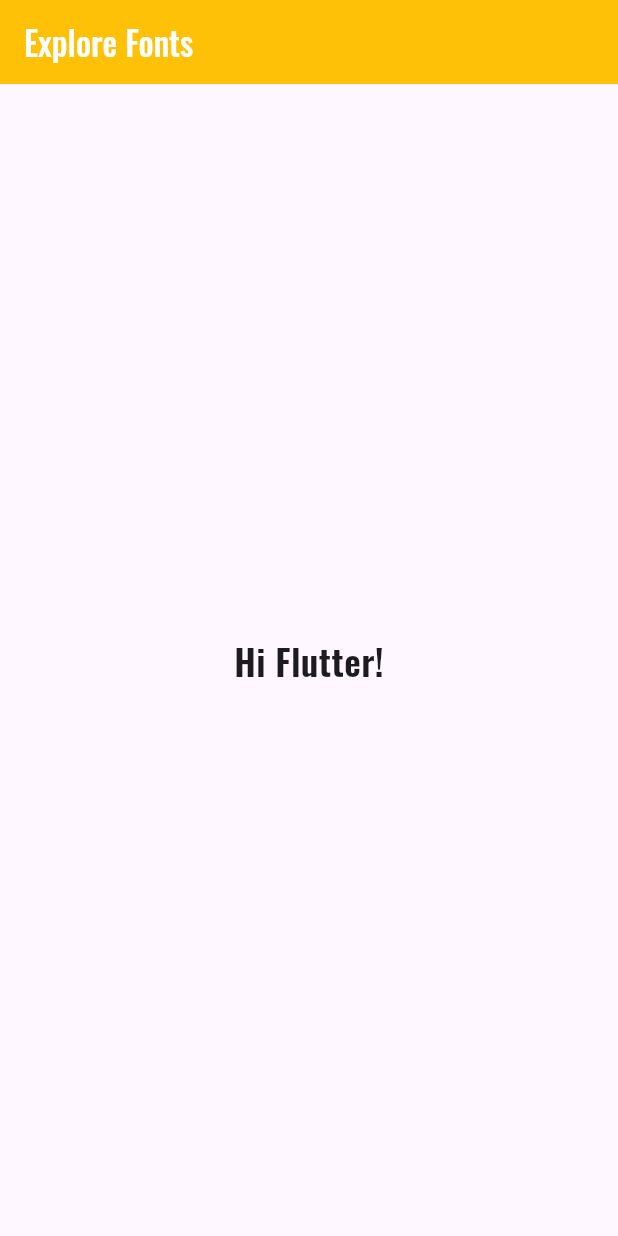
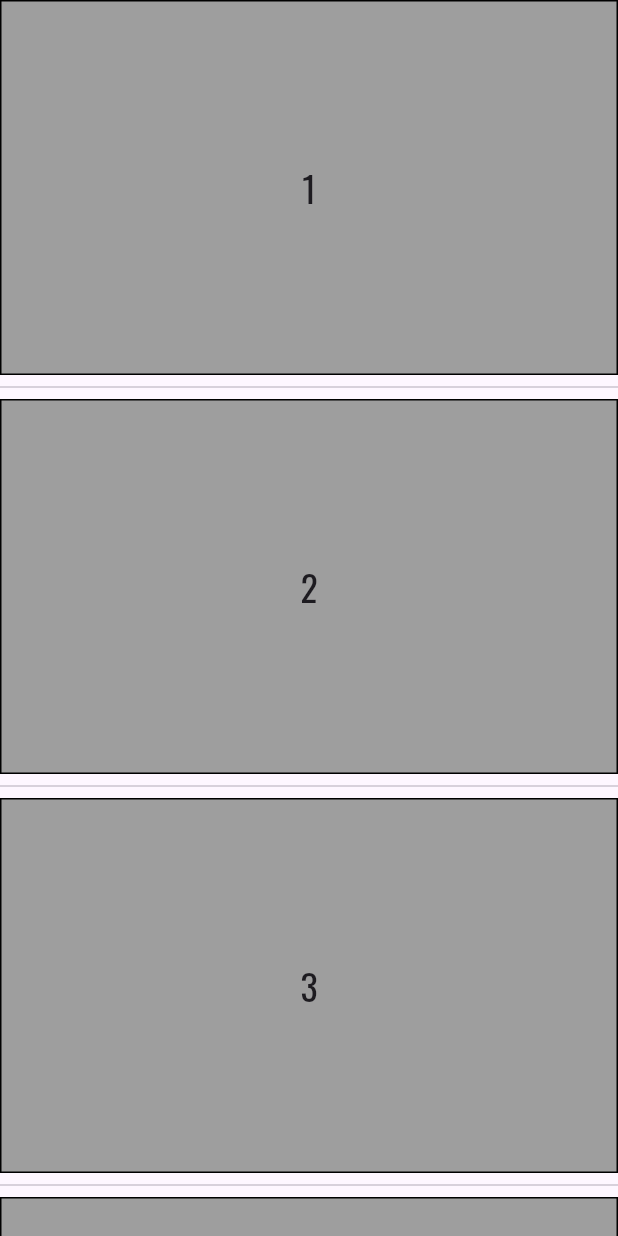
Before and after one commit to bayutp/dicoding-flutter-pemula, a Flutter app: the screen it shows after launch, on a phone screen of 412 x 824 dp. Run offline on Flutter 3.47's test engine with Material 3 defaults, Android fonts, the phone set to English and light mode, and no system bars.

Commit message:
Explore list view

```diff
--- /dev/null
+++ b/lib/list.dart
@@ -0,0 +1,68 @@
+import 'package:flutter/material.dart';
+
+const numberList = [1, 2, 3, 4, 5, 6, 7];
+
+class MyListView extends StatelessWidget {
+  const MyListView({super.key});
+
+  @override
+  Widget build(BuildContext context) {
+    return Scaffold(
+      body:
+          // Menggunakan separated
+          ListView.separated(
+            itemBuilder: (BuildContext context, int index) {
+              return Container(
+                height: 250,
+                decoration: BoxDecoration(
+                  color: Colors.grey,
+                  border: Border.all(color: Colors.black),
+                ),
+                child: Center(
+                  child: Text(
+                    '${numberList[index]}',
+                    style: TextStyle(fontSize: 24),
+                  ),
+                ),
+              );
+            },
+            separatorBuilder: (BuildContext context, int index) => Divider(),
+            itemCount: numberList.length,
+          ),
+      // Menggunakan builder
+      // ListView.builder(
+      //   itemCount: numberList.length,
+      //   itemBuilder: (BuildContext context, int index) {
+      //     return Container(
+      //       height: 250,
+      //       decoration: BoxDecoration(
+      //         color: Colors.grey,
+      //         border: Border.all(color: Colors.black),
+      //       ),
+      //       child: Center(
+      //         child: Text('${numberList[index]}', style: TextStyle(fontSize: 24)),
+      //       ),
+      //     );
+      //   },
+      // ),
+
+      // Menggunakan children
+      // ListView(
+      //   children: [1, 2, 3, 4, 5, 6, 7, 8, 9, 10]
+      //       .map(
+      //         (number) => Container(
+      //           height: 250,
+      //           decoration: BoxDecoration(
+      //             color: Colors.grey,
+      //             border: Border.all(color: Colors.black),
+      //           ),
+      //           child: Center(
+      //             child: Text('$number', style: TextStyle(fontSize: 30)),
+      //           ),
+      //         ),
+      //       )
+      //       .toList(),
+      // ),
+    );
+  }
+}
--- a/lib/main.dart
+++ b/lib/main.dart
@@ -1,6 +1,5 @@
 import 'package:flutter/material.dart';
-import 'package:flutter_apps/font.dart';
-import 'package:flutter_apps/image.dart';
+import 'package:flutter_apps/list.dart';
 
 void main() {
   runApp(const MyApp());
@@ -17,7 +16,7 @@ class MyApp extends StatelessWidget {
         colorScheme: ColorScheme.fromSeed(seedColor: Colors.deepPurple),
         fontFamily: 'Oswald'
       ),
-      home: MyFont(),
+      home: MyListView(),
       // home: const MyHomePage(title: 'Flutter Demo Home Page'),
     );
   }
```
